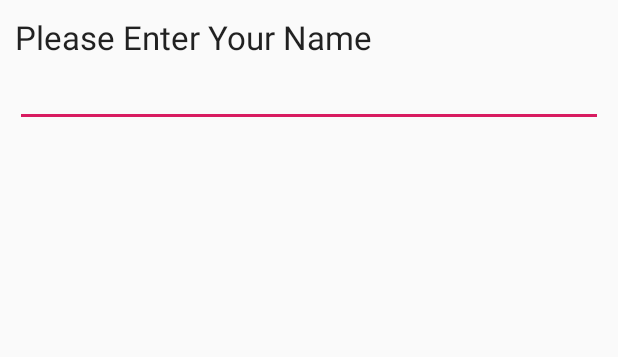
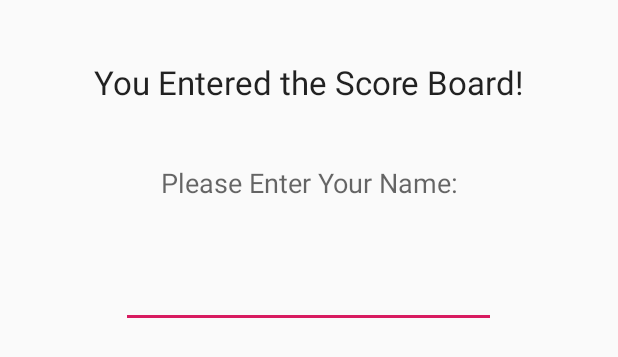
Before and after one commit to avivfox93/AndroidHW1, an Android app: the layout score_promt.xml on its own in the app's theme, with its tools: preview values and no code run, on a phone screen of 412 x 824 dp. Shown: the top 357 px of the screen. Run offline under Robolectric (Android 15) with nearby library versions, the phone set to English and light mode, and no system bars.

Commit message:
fixed scoreboard problems

```diff
--- a/app/src/main/java/com/aei/androidhw1/MainGameActivity.java
+++ b/app/src/main/java/com/aei/androidhw1/MainGameActivity.java
@@ -138,7 +138,7 @@ public class MainGameActivity extends AppCompatActivity implements SensorEventLi
                 scores.add(score);
                 ScoreBoard.saveScoreList(this,scores);
                 openScoreBoard();
-            }).setTitle("congratulations!").create().show();
+            }).create().show();
         }
     }
 
--- a/app/src/main/java/com/aei/androidhw1/ScoreBoard.java
+++ b/app/src/main/java/com/aei/androidhw1/ScoreBoard.java
@@ -30,7 +30,7 @@ public class ScoreBoard extends AppCompatActivity {
             TableRow row = new TableRow(this);
             TextView place = new TextView(this);
             place.setTextSize(30);
-            place.setText(Integer.toString(i+1));
+            place.setText(String.format(Locale.ENGLISH,"(%d)",i+1));
             row.addView(place);
             TextView name = new TextView(this);
             name.setPadding(25,5,25,5);
--- a/app/src/main/res/layout/activity_score_board.xml
+++ b/app/src/main/res/layout/activity_score_board.xml
@@ -24,6 +24,7 @@
         android:layout_height="wrap_content"
         android:padding="20dp"
         android:gravity="center"
+        android:layout_gravity="center_horizontal"
         android:orientation="vertical"/>
 
     <LinearLayout
--- a/app/src/main/res/layout/score_promt.xml
+++ b/app/src/main/res/layout/score_promt.xml
@@ -5,19 +5,32 @@
     android:layout_height="fill_parent"
     android:orientation="vertical"
     android:layoutDirection="ltr"
-    android:padding="10dp" >
+    android:gravity="center_horizontal"
+    android:padding="20dp" >
+
+    <TextView
+        android:layout_width="match_parent"
+        android:layout_height="wrap_content"
+        android:textAppearance="?android:attr/textAppearanceLarge"
+        android:text="You Entered the Score Board!"
+        android:padding="20dp"
+        android:gravity="center"/>
 
     <TextView
         android:id="@+id/textView1"
-        android:layout_width="wrap_content"
+        android:layout_width="match_parent"
         android:layout_height="wrap_content"
-        android:text="Please Enter Your Name"
-        android:textAppearance="?android:attr/textAppearanceLarge" />
+        android:text="Please Enter Your Name:"
+        android:padding="20dp"
+        android:gravity="center"
+        android:textAppearance="?android:attr/textAppearanceMedium" />
 
     <EditText
         android:id="@+id/editTextDialogUserInput"
-        android:layout_width="match_parent"
+        android:layout_width="250dp"
         android:layout_height="wrap_content"
+        android:padding="20dp"
+        android:gravity="center"
         android:inputType="textPersonName">
 
         <requestFocus />
```
